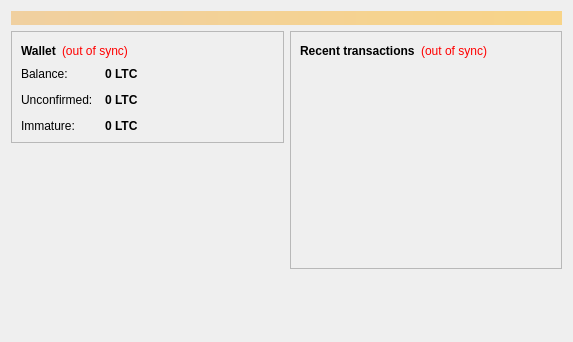
First picture: the form in src/qt/forms/overviewpage.ui, repository moophlo/DrugoCoin, before the edit.
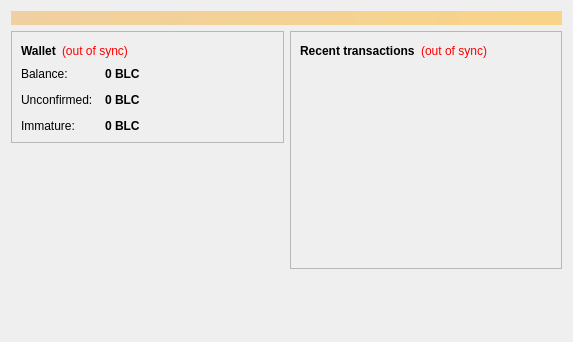
Second picture: the form after the edit.

```diff
--- a/src/qt/forms/overviewpage.ui
+++ b/src/qt/forms/overviewpage.ui
@@ -122,7 +122,7 @@
                <string>Your current balance</string>
               </property>
               <property name="text">
-               <string notr="true">0 LTC</string>
+               <string notr="true">0 BLC</string>
               </property>
               <property name="textInteractionFlags">
                <set>Qt::LinksAccessibleByMouse|Qt::TextSelectableByKeyboard|Qt::TextSelectableByMouse</set>
@@ -151,7 +151,7 @@
                <string>Total of transactions that have yet to be confirmed, and do not yet count toward the current balance</string>
               </property>
               <property name="text">
-               <string notr="true">0 LTC</string>
+               <string notr="true">0 BLC</string>
               </property>
               <property name="textInteractionFlags">
                <set>Qt::LinksAccessibleByMouse|Qt::TextSelectableByKeyboard|Qt::TextSelectableByMouse</set>
@@ -177,7 +177,7 @@
                <string>Mined balance that has not yet matured</string>
               </property>
               <property name="text">
-               <string notr="true">0 LTC</string>
+               <string notr="true">0 BLC</string>
               </property>
               <property name="textInteractionFlags">
                <set>Qt::LinksAccessibleByMouse|Qt::TextSelectableByKeyboard|Qt::TextSelectableByMouse</set>
```
Left out of the diff: 4 changed lines with no effect on the pictures.
